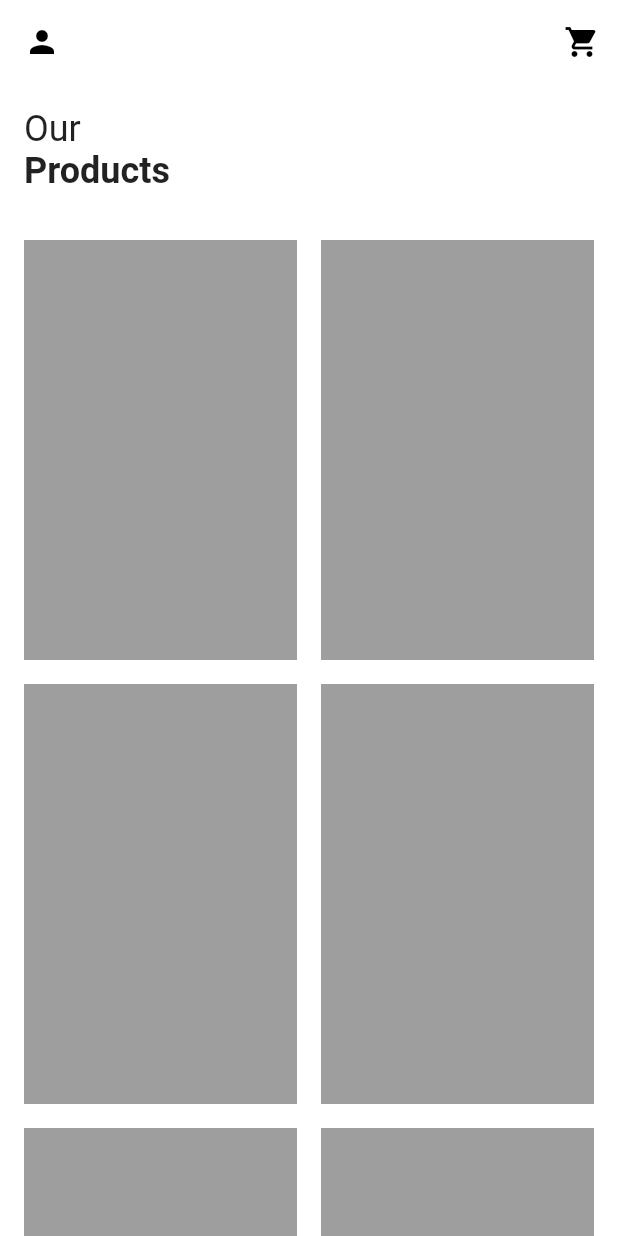
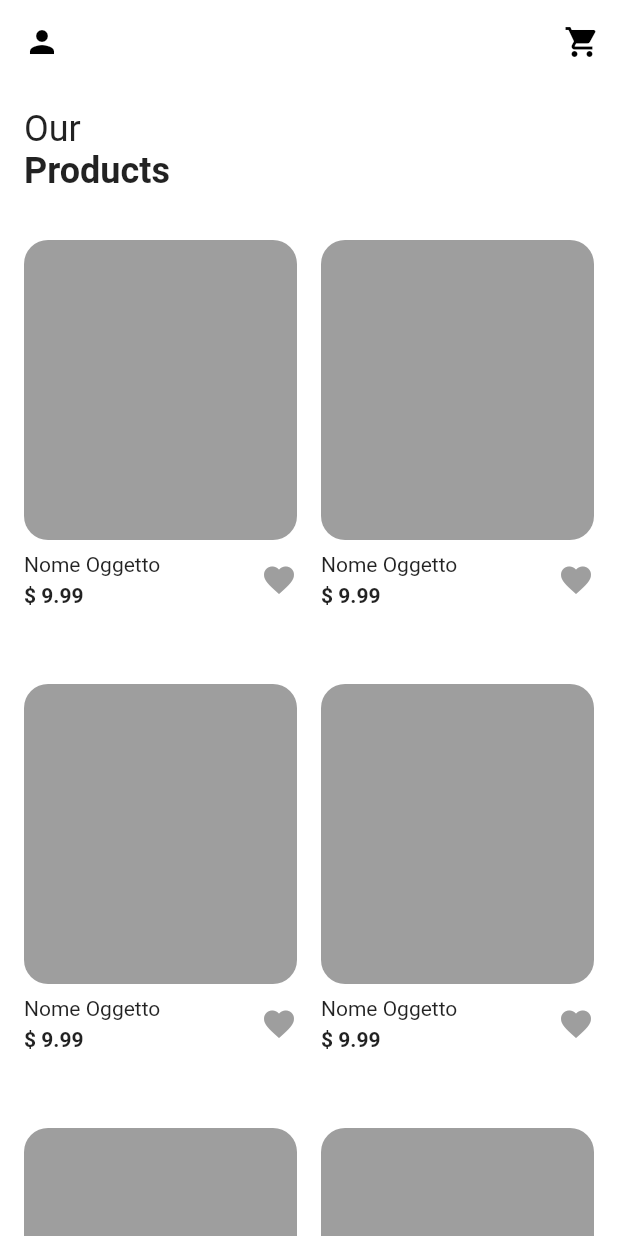
Before and after one commit to ngiuliani-ng/flutter_advanced_state_app, a Flutter app: the screen it shows after launch, on a phone screen of 412 x 824 dp. Run offline on Flutter 3.47's test engine with Material 2 defaults, Android fonts, the phone set to English and light mode, and no system bars.

Commit message:
Construction single product in the Home.

```diff
--- a/lib/pages/home.dart
+++ b/lib/pages/home.dart
@@ -71,7 +71,9 @@ class HomePage extends StatelessWidget {
       sliver: SliverGrid(
         delegate: SliverChildBuilderDelegate(
           (context, index) {
-            return singleProduct();
+            return singleProduct(
+              index: index,
+            );
           },
           childCount: 10,
         ),
@@ -85,9 +87,57 @@ class HomePage extends StatelessWidget {
     );
   }
 
-  Widget singleProduct() {
-    return Container(
-      color: Colors.grey,
+  Widget singleProduct({
+    @required int index,
+  }) {
+    return GestureDetector(
+      onTap: () {
+        print('Single Product $index');
+      },
+      child: Column(
+        children: [
+          Container(
+            width: double.infinity,
+            height: 200,
+            decoration: BoxDecoration(
+              color: Colors.grey,
+              borderRadius: BorderRadius.circular(16),
+            ),
+          ),
+          SizedBox(
+            height: 8,
+          ),
+          Row(
+            children: [
+              Expanded(
+                child: Column(
+                  crossAxisAlignment: CrossAxisAlignment.start,
+                  children: [
+                    // TODO: Importo totalmente in basso indipendente dal nome dell'oggetto.
+                    Text('Nome Oggetto'),
+                    SizedBox(
+                      height: 5,
+                    ),
+                    Text(
+                      '\$ 9.99',
+                      style: TextStyle(
+                        fontWeight: FontWeight.bold,
+                      ),
+                    ),
+                  ],
+                ),
+              ),
+              SizedBox(
+                width: 8,
+              ),
+              Icon(
+                Icons.favorite,
+                color: Colors.grey,
+              ),
+            ],
+          ),
+        ],
+      ),
     );
   }
 }
```
